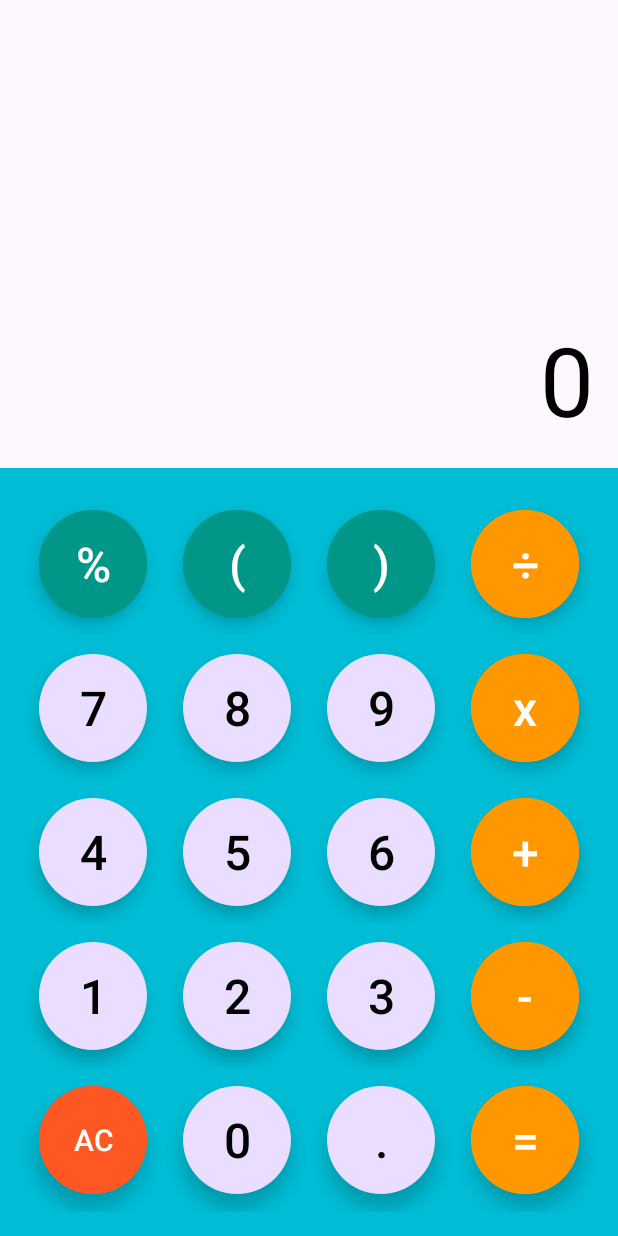
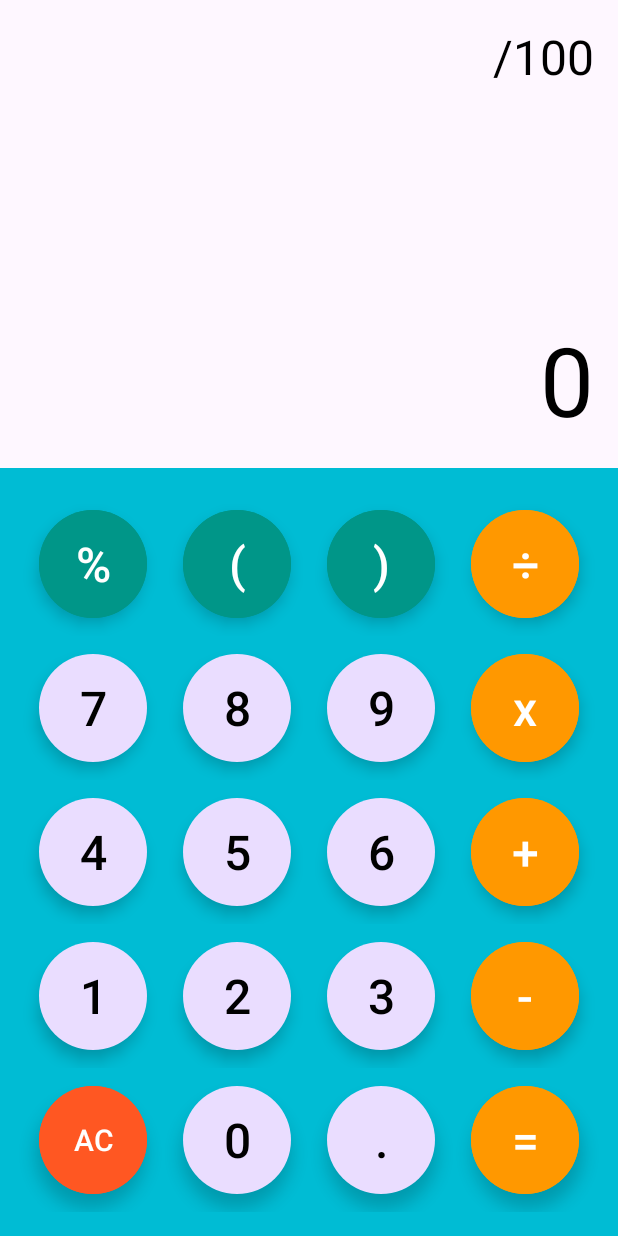
Before and after one commit to Alkhayyat-Hussein/Calculator, an Android app: the screen it shows after launch (MainActivity), after a tap on an icon or button, on a phone screen of 412 x 824 dp. Run offline under Robolectric (Android 15) with nearby library versions, the phone set to English and light mode, and no system bars.

Commit message:
Add files via upload

```diff
--- a/src/main/java/com/example/firstcalculator/MainActivity.java
+++ b/src/main/java/com/example/firstcalculator/MainActivity.java
@@ -59,6 +59,43 @@ public class MainActivity extends AppCompatActivity implements View.OnClickListe
     @Override
     public void onClick(View view) {
 
+        MaterialButton button = (MaterialButton) view;
+        String buttonText = button.getText().toString();
+
+        if (buttonText.equals("%")) {
+            buttonText = "/100";
+        }
+        if (buttonText.equals("x")) {
+            buttonText ="*";
+
+        } else if (buttonText.equals("÷")) {
+            buttonText = "/";
+
+        }
+        String dataToCalculate = solutionTV.getText().toString();
+
+        if (buttonText.equals("AC")) {
+            solutionTV.setText("");
+            resultTV.setText("0");
+            return;
+        }
+        if (buttonText.equals("=")) {
+            solutionTV.setText(resultTV.getText());
+            return;
+        }
+        if (buttonText.equals("C")) {
+            dataToCalculate = dataToCalculate.substring(0, dataToCalculate.length() - 1);
+        } else {
+            dataToCalculate = dataToCalculate + buttonText;
+        }
+
+        solutionTV.setText(dataToCalculate);
+
+        String finalResult = getResult(dataToCalculate);
+
+        if (!finalResult.equals("Error")) {
+            resultTV.setText(finalResult);
+        }
 
 
     }
```
Also changed, not shown: 1 other file.
